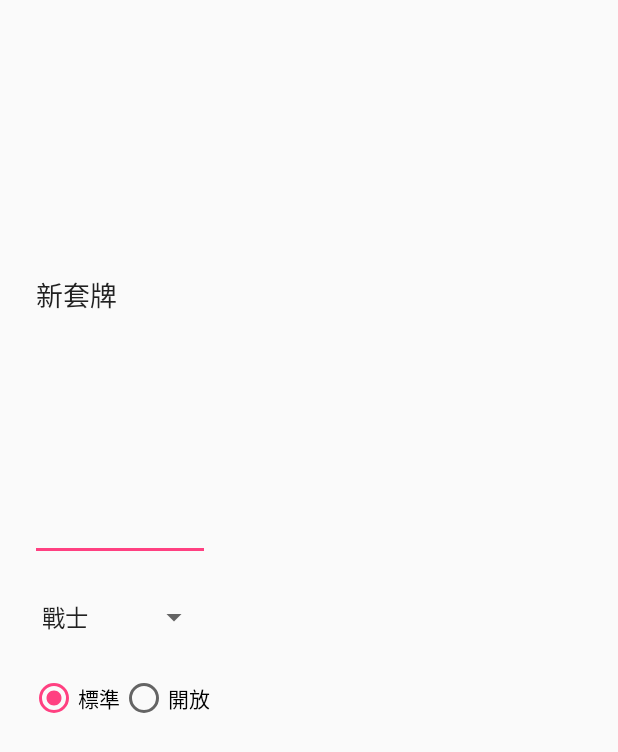
After one commit to mistus/HearthstoneDeckTool, an Android app: the layout dialogview_choose_career.xml on its own in the app's theme, with its tools: preview values and no code run, on a phone screen of 412 x 824 dp. The commit adds this screen. Shown: the top 752 px of the screen. Run offline under Robolectric (Android 15) with nearby library versions, the phone set to English and light mode, and no system bars.

Commit message:
Card_list_page_add_dialog

```diff
--- /dev/null
+++ b/app/src/main/res/layout/dialogview_choose_career.xml
@@ -0,0 +1,100 @@
+<?xml version="1.0" encoding="utf-8"?>
+<LinearLayout xmlns:android="http://schemas.android.com/apk/res/android"
+    android:layout_width="wrap_content"
+    android:layout_height="match_parent"
+    android:padding="20dp"
+    android:orientation="vertical">
+
+    <EditText
+        android:layout_width="match_parent"
+        android:layout_height="0dp"
+        android:layout_weight="1"
+        android:id="@+id/deckName"
+        android:text="新套牌"/>
+    <Spinner
+        android:layout_width="match_parent"
+        android:layout_height="35dp"
+        android:id="@+id/careerName"
+        android:entries="@array/career_array"
+        android:layout_marginTop="20dp"
+        android:layout_marginBottom="20dp">
+    </Spinner>
+    <LinearLayout
+        android:layout_width="match_parent"
+        android:layout_height="0dp"
+        android:layout_weight="1">
+            <RadioGroup
+                android:layout_width="match_parent"
+                android:layout_height="wrap_content"
+                android:id="@+id/deckTypeRadioGroup"
+                android:orientation="horizontal">
+                <RadioButton
+                    android:layout_width="wrap_content"
+                    android:layout_height="match_parent"
+                    android:id="@+id/standardRadioButton"
+                    android:checked="true"
+                    android:text="標準"/>
+                <!--android:checked="true"-->
+                <RadioButton
+                    android:layout_width="wrap_content"
+                    android:layout_height="match_parent"
+                    android:id="@+id/OpenRadioButton"
+                    android:checked="false"
+                    android:text="開放"/>
+
+            </RadioGroup>
+
+    </LinearLayout>
+    <!--<RadioGroup-->
+        <!--android:layout_width="wrap_content"-->
+        <!--android:layout_height="wrap_content"-->
+        <!--android:background="#543216">-->
+        <!--<RadioButton-->
+            <!--android:layout_width="wrap_content"-->
+            <!--android:layout_height="wrap_content"-->
+            <!--android:id="@+id/warriorCheckbox"-->
+            <!--android:textSize="15sp"-->
+            <!--android:text="戰士"/>-->
+        <!--<RadioButton-->
+            <!--android:layout_width="wrap_content"-->
+            <!--android:layout_height="wrap_content"-->
+            <!--android:id="@+id/shamanCheckbox"-->
+            <!--android:layout_gravity="right"-->
+            <!--android:text="薩滿"/>-->
+        <!--<RadioButton-->
+            <!--android:layout_width="wrap_content"-->
+            <!--android:layout_height="wrap_content"-->
+            <!--android:id="@+id/rogueCheckbox"-->
+            <!--android:text="盜賊"/>-->
+        <!--<RadioButton-->
+            <!--android:layout_width="wrap_content"-->
+            <!--android:layout_height="wrap_content"-->
+            <!--android:id="@+id/paladinCheckbox"-->
+            <!--android:text="聖騎士"/>-->
+        <!--<RadioButton-->
+            <!--android:layout_width="wrap_content"-->
+            <!--android:layout_height="wrap_content"-->
+            <!--android:id="@+id/hunterCheckbox"-->
+            <!--android:text="獵人"/>-->
+        <!--<RadioButton-->
+            <!--android:layout_width="wrap_content"-->
+            <!--android:layout_height="wrap_content"-->
+            <!--android:id="@+id/druidCheckbox"-->
+            <!--android:text="德魯伊"/>-->
+        <!--<RadioButton-->
+            <!--android:layout_width="wrap_content"-->
+            <!--android:layout_height="wrap_content"-->
+            <!--android:id="@+id/warlockCheckbox"-->
+            <!--android:text="術士"/>-->
+        <!--<RadioButton-->
+            <!--android:layout_width="wrap_content"-->
+            <!--android:layout_height="wrap_content"-->
+            <!--android:id="@+id/mageCheckbox"-->
+            <!--android:text="法師"/>-->
+        <!--<RadioButton-->
+            <!--android:layout_width="wrap_content"-->
+            <!--android:layout_height="wrap_content"-->
+            <!--android:id="@+id/priestCheckbox"-->
+            <!--android:text="牧師"/>-->
+    <!--</RadioGroup>-->
+</LinearLayout>
--- a/app/src/main/res/values/strings.xml
+++ b/app/src/main/res/values/strings.xml
@@ -1,3 +1,15 @@
 <resources>
     <string name="app_name">HearthstoneDeckTool</string>
+
+    <string-array name="career_array">
+        <item>戰士</item>
+        <item>薩滿</item>
+        <item>盜賊</item>
+        <item>聖騎士</item>
+        <item>獵人</item>
+        <item>德魯伊</item>
+        <item>術士</item>
+        <item>法師</item>
+        <item>牧師</item>
+    </string-array>
 </resources>
```
Also changed, not shown: app/src/main/java/mistus/hearthstonedecktool/Activity/DeckEditActivity.java (+10 -0 lines), app/src/main/java/mistus/hearthstonedecktool/Activity/DeckListActivity.java (+8 -5 lines), app/src/main/java/mistus/hearthstonedecktool/FragmentDialog/choose_career_fragment_dialog.java (added, +65 -0 lines).
